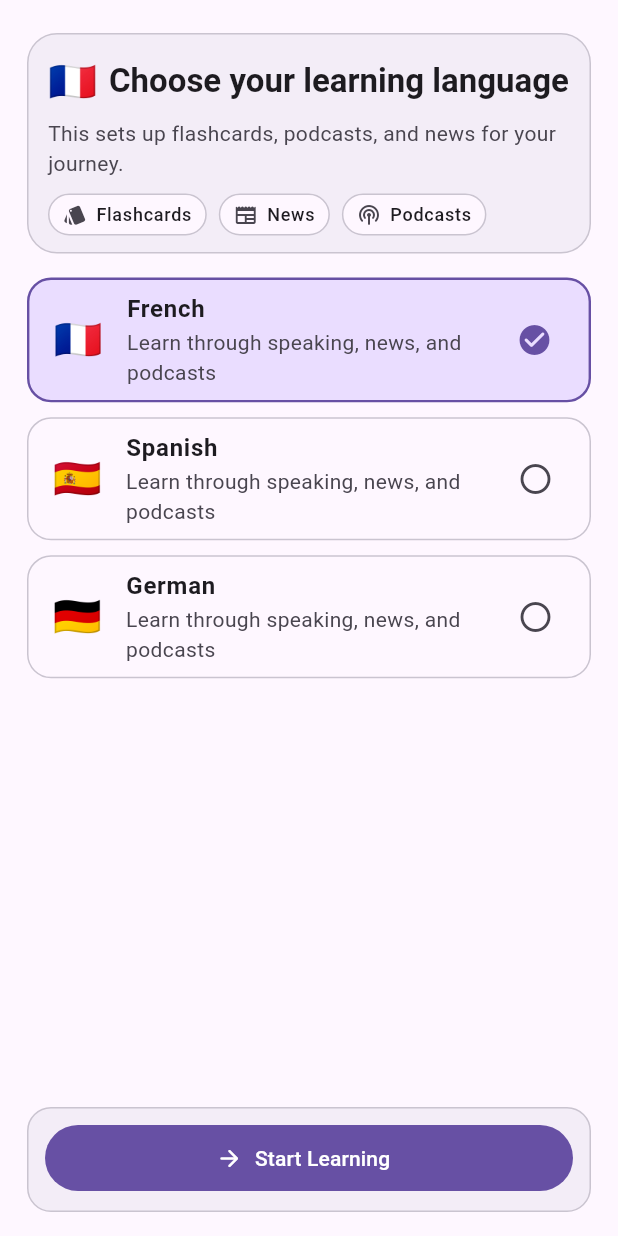
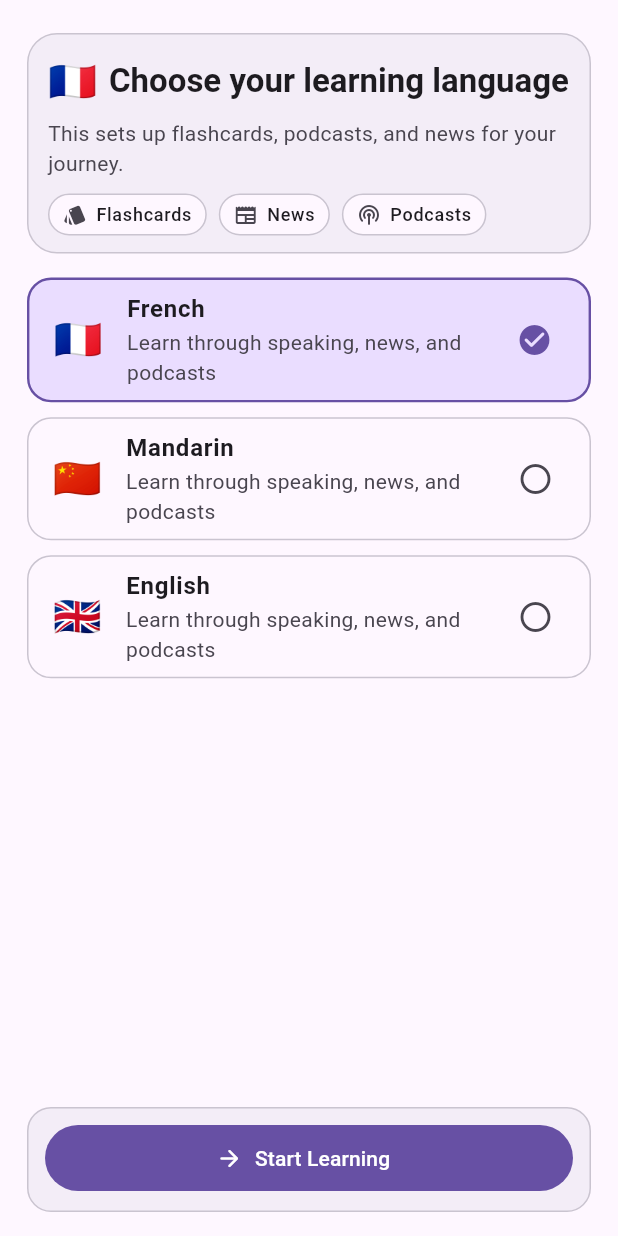
Before and after one commit to questc0der/pareto_lingo, a Flutter app: the screen it shows after launch, on a phone screen of 412 x 824 dp. Run offline on Flutter 3.47's test engine with Material 3 defaults, Android fonts, the phone set to English and light mode, and no system bars; our stand-ins replace firebase_core, flutter_riverpod, flutter_tts, go_router, hive, hive_flutter and 4 more; missing offline and left inert: neubrutalism_ui, podcast_search; accounts and stored records are empty.

Commit message:
feat: add support for Mandarin and enhance native language selection in onboarding

```diff
--- a/lib/components/progress.dart
+++ b/lib/components/progress.dart
@@ -39,10 +39,7 @@ class Progress extends ConsumerWidget {
       data: (s) => s.studied,
       orElse: () => 0,
     );
-    final remaining = flashcardStatsAsync.maybeWhen(
-      data: (s) => s.remaining,
-      orElse: () => 0,
-    );
+    final remaining = max(0, topWordsCount - studied);
 
     return ListView(
       padding: const EdgeInsets.all(6),
--- a/lib/core/content/learning_language.dart
+++ b/lib/core/content/learning_language.dart
@@ -45,39 +45,39 @@ const supportedLearningLanguages = <LearningLanguageOption>[
     ],
   ),
   LearningLanguageOption(
-    code: 'es',
-    name: 'Spanish',
-    flag: '🇪🇸',
-    videoQuery: 'hablar español diálogo español',
-    beginnerPodcastQuery: 'Easy Spanish',
-    intermediatePodcastQuery: 'Intermediate Spanish',
-    advancedPodcastQuery: 'Advanced Spanish',
-    popularPodcastQuery: 'spanish language learning',
+    code: 'zh',
+    name: 'Mandarin',
+    flag: '🇨🇳',
+    videoQuery: '中文 对话 普通话 学习',
+    beginnerPodcastQuery: 'Mandarin beginner podcast',
+    intermediatePodcastQuery: 'Mandarin intermediate podcast',
+    advancedPodcastQuery: 'Mandarin advanced podcast',
+    popularPodcastQuery: 'mandarin chinese language learning',
     readingText:
-        'Hola! El español se habla en muchos países. Leer textos cortos todos los días '
-        'mejora la comprensión y ayuda a memorizar nuevas palabras en contexto.',
+        '你好！普通话是世界上使用人数最多的语言之一。每天阅读一点点有助于积累词汇，'
+        '并更自然地掌握句子结构。',
     lectureTopics: [
-      'Spanish pronunciation',
-      'Spanish grammar basics',
-      'Spanish conversation',
+      'Mandarin tones and pronunciation',
+      'Mandarin grammar basics',
+      'Mandarin conversation',
     ],
   ),
   LearningLanguageOption(
-    code: 'de',
-    name: 'German',
-    flag: '🇩🇪',
-    videoQuery: 'deutsch sprechen deutsch dialog',
-    beginnerPodcastQuery: 'Easy German',
-    intermediatePodcastQuery: 'Intermediate German',
-    advancedPodcastQuery: 'Advanced German',
-    popularPodcastQuery: 'german language learning',
+    code: 'en',
+    name: 'English',
+    flag: '🇬🇧',
+    videoQuery: 'english conversation daily speaking',
+    beginnerPodcastQuery: 'English beginner podcast',
+    intermediatePodcastQuery: 'English intermediate podcast',
+    advancedPodcastQuery: 'English advanced podcast',
+    popularPodcastQuery: 'english language learning',
     readingText:
-        'Hallo! Deutsch zu lernen wird einfacher, wenn man regelmäßig kurze Texte liest. '
-        'So erkennt man Satzmuster und erweitert den Wortschatz systematisch.',
+        'Hello! Reading short English texts every day helps you build vocabulary and '
+        'understand natural sentence patterns for speaking with confidence.',
     lectureTopics: [
-      'German pronunciation',
-      'German grammar basics',
-      'German conversation',
+      'English pronunciation',
+      'English grammar basics',
+      'English conversation',
     ],
   ),
 ];
--- a/lib/features/news/data/services/wikinews_service.dart
+++ b/lib/features/news/data/services/wikinews_service.dart
@@ -10,11 +10,10 @@ class WikinewsService {
 
   WikinewsService(this._client);
 
-  static const _supportedCodes = {'fr', 'es', 'de', 'en'};
+  static const _supportedCodes = {'fr', 'zh', 'en'};
   static const _newsLocaleByLanguage = {
     'fr': ('FR', 'fr'),
-    'es': ('ES', 'es'),
-    'de': ('DE', 'de'),
+    'zh': ('CN', 'zh'),
     'en': ('US', 'en'),
   };
 
--- a/lib/screen/onboarding_language.dart
+++ b/lib/screen/onboarding_language.dart
@@ -16,6 +16,7 @@ class OnboardingLanguageScreen extends ConsumerStatefulWidget {
 class _OnboardingLanguageScreenState
     extends ConsumerState<OnboardingLanguageScreen> {
   String? _selectedCode;
+  String? _nativeLanguageCode;
   bool _isPreparing = false;
   String? _setupError;
 
@@ -23,6 +24,7 @@ class _OnboardingLanguageScreenState
   void initState() {
     super.initState();
     _selectedCode = supportedLearningLanguages.first.code;
+    _nativeLanguageCode = supportedLearningLanguages.first.code;
   }
 
   @override
@@ -158,6 +160,56 @@ class _OnboardingLanguageScreenState
                 ),
               ],
               const SizedBox(height: 16),
+              if (_selectedCode == 'en')
+                DecoratedBox(
+                  decoration: BoxDecoration(
+                    borderRadius: BorderRadius.circular(14),
+                    color: theme.colorScheme.surfaceContainer,
+                    border: Border.all(color: theme.colorScheme.outlineVariant),
+                  ),
+                  child: Padding(
+                    padding: const EdgeInsets.fromLTRB(12, 10, 12, 12),
+                    child: Column(
+                      crossAxisAlignment: CrossAxisAlignment.start,
+                      children: [
+                        Text(
+                          'For English learning: what language do you speak?',
+                          style: theme.textTheme.titleSmall?.copyWith(
+                            fontWeight: FontWeight.w700,
+                          ),
+                        ),
+                        const SizedBox(height: 8),
+                        DropdownButtonFormField<String>(
+                          key: ValueKey(
+                            'native-lang-${_nativeLanguageCode ?? 'none'}',
+                          ),
+                          initialValue: _nativeLanguageCode,
+                          decoration: const InputDecoration(
+                            border: OutlineInputBorder(),
+                            isDense: true,
+                            labelText: 'Your speaking language',
+                          ),
+                          items: supportedLearningLanguages
+                              .map(
+                                (language) => DropdownMenuItem<String>(
+                                  value: language.code,
+                                  child: Text(
+                                    '${language.flag} ${language.name}',
+                                  ),
+                                ),
+                              )
+                              .toList(growable: false),
+                          onChanged: (value) {
+                            setState(() {
+                              _nativeLanguageCode = value;
+                            });
+                          },
+                        ),
+                      ],
+                    ),
+                  ),
+                ),
+              if (_selectedCode == 'en') const SizedBox(height: 12),
               Expanded(
                 child: ListView.separated(
                   itemCount: supportedLearningLanguages.length,
@@ -197,7 +249,11 @@ class _OnboardingLanguageScreenState
                         ),
                         child: ListTile(
                           onTap: () {
-                            setState(() => _selectedCode = language.code);
+                            setState(() {
+                              _selectedCode = language.code;
+                              _nativeLanguageCode ??=
+                                  supportedLearningLanguages.first.code;
+                            });
                           },
                           shape: RoundedRectangleBorder(
                             borderRadius: BorderRadius.circular(16),
@@ -248,6 +304,9 @@ class _OnboardingLanguageScreenState
                       onPressed:
                           _selectedCode == null || _isPreparing
                               ? null
+                              : (_selectedCode == 'en' &&
+                                  _nativeLanguageCode == null)
+                              ? null
                               : () async {
                                 final code = _selectedCode!;
                                 setState(() {
@@ -257,6 +316,13 @@ class _OnboardingLanguageScreenState
 
                                 try {
                                   await setLearningLanguage(ref, code);
+                                  if (code == 'en') {
+                                    await setNativeLanguage(
+                                      ref,
+                                      _nativeLanguageCode ??
+                                          supportedLearningLanguages.first.code,
+                                    );
+                                  }
                                   await ref.read(
                                     syncFlashcardDeckProvider(code).future,
                                   );
```
Also changed, not shown: lib/features/auth/presentation/providers/auth_providers.dart (+20 -0 lines), lib/features/flashcard/presentation/providers/flashcard_providers.dart (+27 -1 lines), lib/features/flashcard/presentation/screens/flashcard_review_screen.dart (+8 -8 lines), lib/features/learning/data/datasources/language_bootstrap_remote_data_source.dart (+134 -53 lines), lib/features/news/presentation/screens/news_detail_screen.dart (+4 -4 lines).
